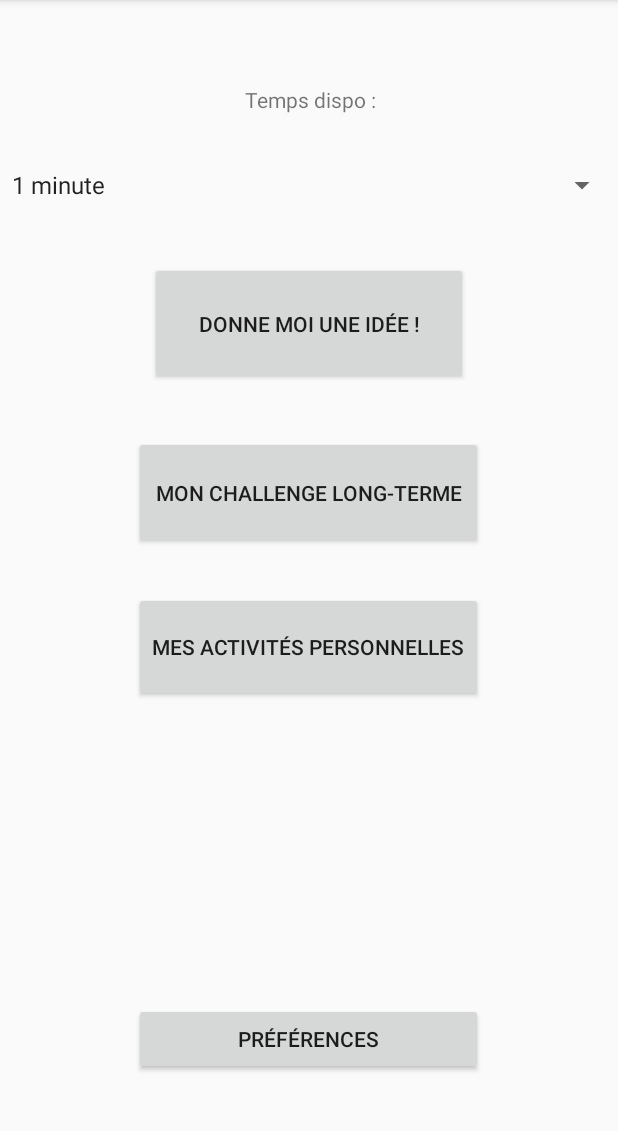
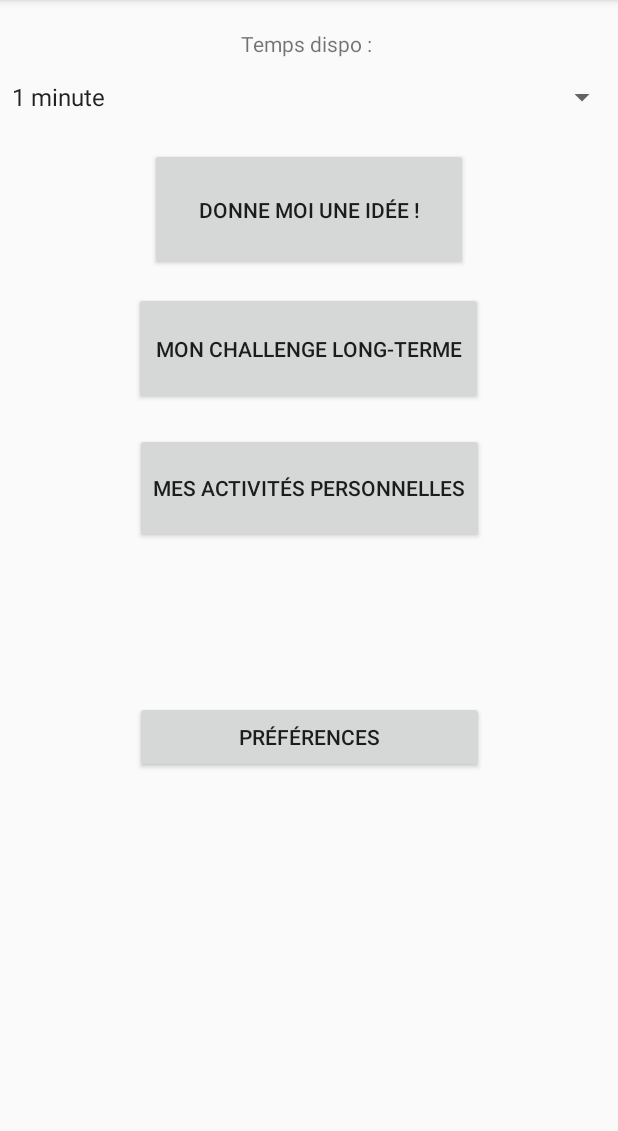
Before and after one commit to thomasNah/Timator_3000, an Android app: the screen it shows after launch (MainActivity), on a phone screen of 412 x 824 dp, the part 84-1215 px from its top. Run offline under Robolectric (Android 15) with nearby library versions, the light colour scheme and no system bars.

Commit message:
Erreur layout nouvelle activite (Viennot)

```diff
--- a/app/src/main/AndroidManifest.xml
+++ b/app/src/main/AndroidManifest.xml
@@ -9,6 +9,7 @@
         android:roundIcon="@mipmap/ic_launcher_round"
         android:supportsRtl="true"
         android:theme="@style/AppTheme">
+        <activity android:name=".IdeeActivity"></activity>
         <activity android:name=".MainActivity">
             <intent-filter>
                 <action android:name="android.intent.action.MAIN" />
--- /dev/null
+++ b/app/src/main/java/fr/ecam/color/timator_3000/IdeeActivity.java
@@ -0,0 +1,14 @@
+package fr.ecam.color.timator_3000;
+
+import androidx.appcompat.app.AppCompatActivity;
+
+import android.os.Bundle;
+
+public class IdeeActivity extends AppCompatActivity {
+
+    @Override
+    protected void onCreate(Bundle savedInstanceState) {
+        super.onCreate(savedInstanceState);
+        setContentView(R.layout.activity_idee);
+    }
+}
--- a/app/src/main/java/fr/ecam/color/timator_3000/MainActivity.java
+++ b/app/src/main/java/fr/ecam/color/timator_3000/MainActivity.java
@@ -4,20 +4,25 @@ import androidx.appcompat.app.AppCompatActivity;
 
 import android.os.Bundle;
 import android.view.View;
+import android.widget.AdapterView;
 import android.widget.ArrayAdapter;
 import android.widget.Button;
 import android.widget.Spinner;
 import android.widget.TextView;
+import android.widget.Toast;
 
 import java.util.ArrayList;
 
-public class MainActivity extends AppCompatActivity {
+public class MainActivity extends AppCompatActivity implements AdapterView.OnItemSelectedListener {
 
-    Spinner spinnerTempsDispo;
-    Button giveAnIdeaButton;
-    Button challengeLongTerme;
-    Button activitePersoButton;
-    Button preferencesButton;
+    private TextView tempsDispo;
+    private Spinner spinnerTempsDispo;
+    private Button giveAnIdeaButton;
+    private Button challengeLongTerme;
+    private Button activitePersoButton;
+    private Button preferencesButton;
+
+    String inputTempsDispo;
 
     @Override
     protected void onCreate(Bundle savedInstanceState) {
@@ -25,7 +30,7 @@ public class MainActivity extends AppCompatActivity {
         setContentView(R.layout.activity_main);
 
         //DECLARATION VARIABLE LAYOUT
-        TextView tempsDispo = findViewById(R.id.tempsDispo);
+        tempsDispo = findViewById(R.id.tempsDispo);
         spinnerTempsDispo = findViewById(R.id.spinnerTempsDispo);
         giveAnIdeaButton = findViewById(R.id.giveAnIdeaButton);
         challengeLongTerme = findViewById(R.id.challengeLongTermeButton);
@@ -38,5 +43,39 @@ public class MainActivity extends AppCompatActivity {
         adapter.setDropDownViewResource(android.R.layout.simple_spinner_dropdown_item);
         spinnerTempsDispo.setAdapter(adapter);
 
+        spinnerTempsDispo.setOnItemSelectedListener(this);
+
+
+    }
+
+    protected void onResume() {
+        super.onResume();
+
+
+
+        giveAnIdeaButton.setOnClickListener(new View.OnClickListener() {
+            @Override
+            public void onClick(View v) {
+                tempsDispo.setText(inputTempsDispo);
+
+                if(inputTempsDispo.equals("5 minutes")) {
+                    tempsDispo.setText("Crevard");
+                }
+
+            }
+        });
+
+    }
+
+    @Override
+    public void onItemSelected(AdapterView<?> parent, View view, int position, long id) {
+        inputTempsDispo = parent.getItemAtPosition(position).toString();
+        //PERMET D'AFFICHER LE TEMPS DISPO EN PETITE CASE QUI DISPARAIT RAPIDEMENT
+        //Toast.makeText(parent.getContext(),text,Toast.LENGTH_SHORT).show();
+    }
+
+    @Override
+    public void onNothingSelected(AdapterView<?> parent) {
+
     }
 }
--- /dev/null
+++ b/app/src/main/res/layout/activity_idee.xml
@@ -0,0 +1,9 @@
+<?xml version="1.0" encoding="utf-8"?>
+<androidx.constraintlayout.widget.ConstraintLayout xmlns:android="http://schemas.android.com/apk/res/android"
+    xmlns:app="http://schemas.android.com/apk/res-auto"
+    xmlns:tools="http://schemas.android.com/tools"
+    android:layout_width="match_parent"
+    android:layout_height="match_parent"
+    tools:context=".IdeeActivity">
+
+</androidx.constraintlayout.widget.ConstraintLayout>
--- a/app/src/main/res/layout/activity_main.xml
+++ b/app/src/main/res/layout/activity_main.xml
@@ -18,9 +18,9 @@
         android:layout_below="@+id/baseVideRelativeLayout"
         android:layout_alignParentStart="true"
         android:layout_alignParentLeft="true"
-        android:layout_marginStart="1dp"
-        android:layout_marginLeft="1dp"
-        android:layout_marginTop="37dp"
+        android:layout_marginStart="-3dp"
+        android:layout_marginLeft="-3dp"
+        android:layout_marginTop="0dp"
         android:gravity="center_horizontal"
         android:text="Temps dispo :" />
 
@@ -29,7 +29,9 @@
         android:layout_width="match_parent"
         android:layout_height="wrap_content"
         android:layout_below="@+id/baseVideRelativeLayout"
-        android:layout_marginTop="92dp"/>
+        android:layout_marginTop="33dp"
+        android:foregroundGravity="center_vertical|center_horizontal"
+        android:gravity="center_horizontal|center_vertical" />
 
     <Button
         android:id="@+id/giveAnIdeaButton"
@@ -42,7 +44,7 @@
         android:layout_alignParentRight="true"
         android:layout_marginStart="100dp"
         android:layout_marginLeft="100dp"
-        android:layout_marginTop="155dp"
+        android:layout_marginTop="79dp"
         android:layout_marginEnd="100dp"
         android:layout_marginRight="100dp"
         android:text="Donne moi une idée !" />
@@ -58,7 +60,7 @@
         android:layout_alignParentRight="true"
         android:layout_marginStart="89dp"
         android:layout_marginLeft="89dp"
-        android:layout_marginTop="271dp"
+        android:layout_marginTop="175dp"
         android:layout_marginEnd="90dp"
         android:layout_marginRight="90dp"
         android:text="Mon challenge long-terme" />
@@ -72,11 +74,11 @@
         android:layout_alignParentLeft="true"
         android:layout_alignParentEnd="true"
         android:layout_alignParentRight="true"
-        android:layout_marginStart="89dp"
-        android:layout_marginLeft="89dp"
-        android:layout_marginTop="375dp"
-        android:layout_marginEnd="90dp"
-        android:layout_marginRight="90dp"
+        android:layout_marginStart="90dp"
+        android:layout_marginLeft="90dp"
+        android:layout_marginTop="269dp"
+        android:layout_marginEnd="89dp"
+        android:layout_marginRight="89dp"
         android:text="Mes activités personnelles" />
 
     <Button
@@ -88,13 +90,17 @@
         android:layout_alignParentLeft="true"
         android:layout_alignParentEnd="true"
         android:layout_alignParentRight="true"
-        android:layout_marginStart="89dp"
-        android:layout_marginLeft="89dp"
-        android:layout_marginTop="649dp"
-        android:layout_marginEnd="90dp"
-        android:layout_marginRight="90dp"
+        android:layout_marginStart="90dp"
+        android:layout_marginLeft="90dp"
+        android:layout_marginTop="448dp"
+        android:layout_marginEnd="89dp"
+        android:layout_marginRight="89dp"
         android:text="Préférences" />
 
+    <TextView
+        android:id="@+id/baseVideRelativeLayout2"
+        android:layout_width="match_parent"
+        android:layout_height="wrap_content" />
 
 
 </RelativeLayout>
```
